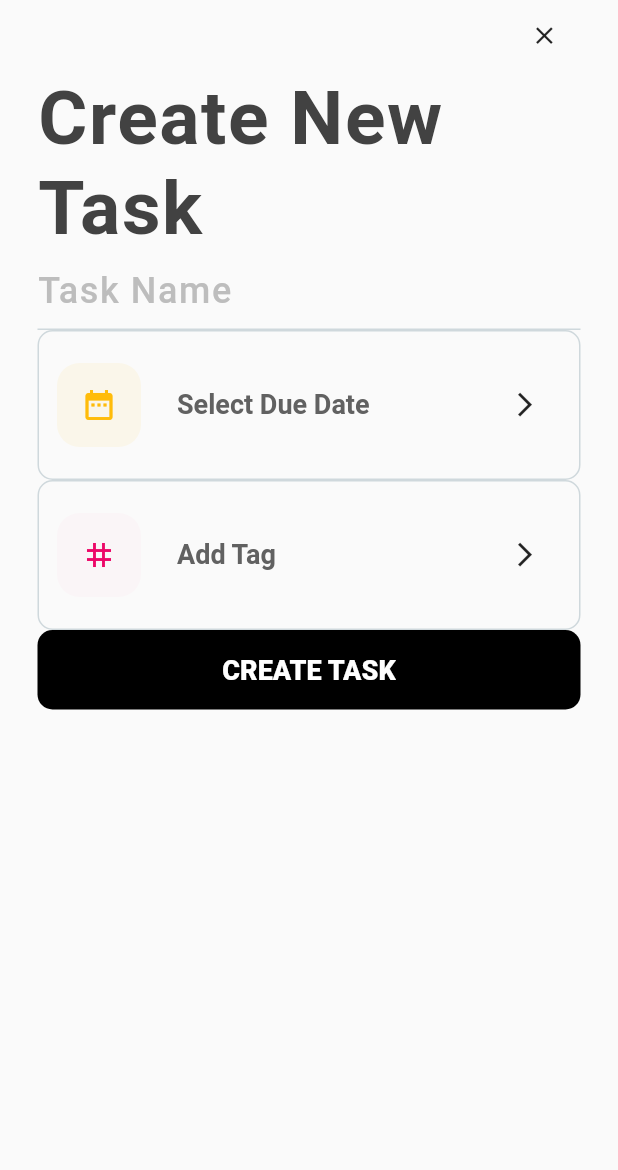
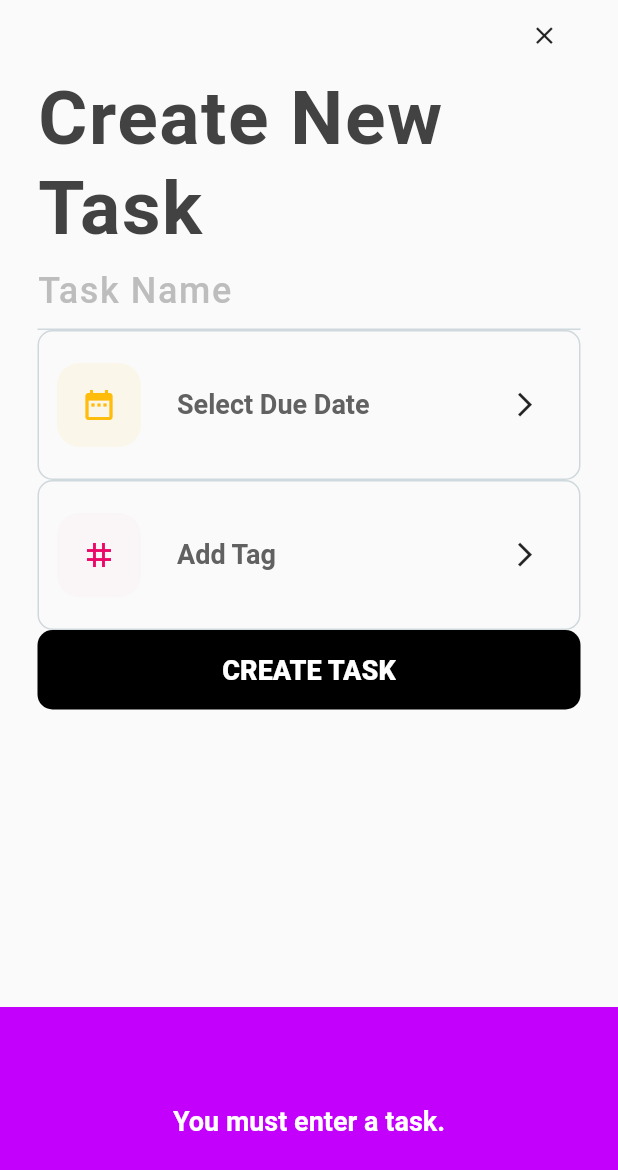
Before and after one commit to lin157644/dsc_flutter_todolist, a Flutter app: the CreateNewTaskPage screen opened directly, after a tap on "CREATE TASK", on a phone screen of 412 x 824 dp. Shown: the top 1170 px of the screen. Run offline on Flutter 3.47's test engine with Material 2 defaults, Android fonts, the phone set to English and light mode, and no system bars.

```diff
--- a/lib/views/createNewTaskPage.dart
+++ b/lib/views/createNewTaskPage.dart
@@ -1,5 +1,6 @@
 import 'package:flutter/material.dart';
 import 'addTagPage.dart';
+import 'textSnackBar.dart';
 
 class CreateNewTaskPage extends StatefulWidget {
   CreateNewTaskPage({Key key}) : super(key: key);
@@ -257,7 +258,15 @@ class _CreateNewTaskPageState extends State<CreateNewTaskPage> {
                     color: Colors.white,
                   ),
                 ),
-                onPressed: () {},
+                onPressed: () {
+                  if (_contentController.text == "") {
+                    ScaffoldMessenger.of(context).showSnackBar(textSnackBar("You must enter a task."));
+                  } else if (_dateSelected == "Select Due Date") {
+                    ScaffoldMessenger.of(context).showSnackBar(textSnackBar("Please select a due date."));
+                  } else if (_tagAdded == "Add Tag") {
+                    ScaffoldMessenger.of(context).showSnackBar(textSnackBar("Please add a tag."));
+                  } else {}
+                },
               ),
             ),
           ],
--- a/lib/views/textSnackBar.dart
+++ b/lib/views/textSnackBar.dart
@@ -0,0 +1,20 @@
+import 'package:flutter/material.dart';
+
+SnackBar textSnackBar(String content) => SnackBar(
+      content: Container(
+        height: 125.0,
+        child: Center(
+          child: Text(
+            content,
+            style: TextStyle(
+              fontSize: 18.0,
+              fontWeight: FontWeight.w700,
+              color: Colors.white,
+            ),
+            textAlign: TextAlign.center,
+          ),
+        ),
+      ),
+      duration: Duration(milliseconds: 1500),
+      backgroundColor: const Color(0xFFC200FB),
+    );
```
